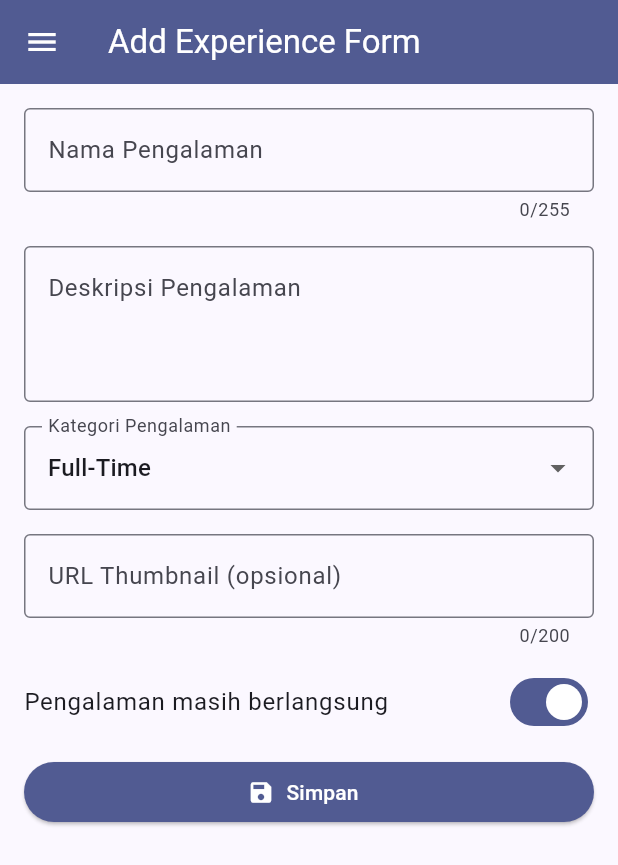
After one commit to RaihannD/myportofolio_mobile, a Flutter app: the screen it shows after launch, in the side drawer, after a tap on "Add Experience", on a phone screen of 412 x 824 dp. The commit adds this screen. Shown: the top 865 px of the screen. Run offline on Flutter 3.47's test engine with Material 3 defaults, Android fonts, the phone set to English and light mode, and no system bars.

Commit message:
feat: add experience form and navigation

```diff
--- /dev/null
+++ b/lib/screens/experience_form.dart
@@ -0,0 +1,306 @@
+import 'package:flutter/material.dart';
+import 'package:myportofolio_mobile/screens/project_form.dart';
+import 'package:myportofolio_mobile/widgets/left_drawer.dart';
+
+class ExperienceFormPage extends StatefulWidget {
+  const ExperienceFormPage({super.key});
+
+  @override
+  State<ExperienceFormPage> createState() => _ExperienceFormPageState();
+}
+
+class _ExperienceFormPageState extends State<ExperienceFormPage> {
+  static const String _defaultCategory = 'full-time';
+  static const Map<String, String> _categories = {
+    'internship': 'Internship',
+    'research': 'Research',
+    'volunteer': 'Volunteer',
+    'part-time': 'Part-Time',
+    'full-time': 'Full-Time',
+    'freelance': 'Freelance',
+  };
+
+  final _formKey = GlobalKey<FormState>();
+  final _endedAtController = TextEditingController();
+
+  String _title = '';
+  String _description = '';
+  String _category = _defaultCategory;
+  String _thumbnailUrl = '';
+  DateTime? _endedAt;
+  bool _isOngoing = true;
+  bool _dismissedIncomingSnackBar = false;
+
+  @override
+  void didChangeDependencies() {
+    super.didChangeDependencies();
+
+    if (_dismissedIncomingSnackBar) return;
+    _dismissedIncomingSnackBar = true;
+    WidgetsBinding.instance.addPostFrameCallback((_) {
+      if (mounted) {
+        ScaffoldMessenger.of(context).hideCurrentSnackBar();
+      }
+    });
+  }
+
+  @override
+  void dispose() {
+    _endedAtController.dispose();
+    super.dispose();
+  }
+
+  Future<void> _selectEndDate() async {
+    final today = DateTime.now();
+    final selectedDate = await showDatePicker(
+      context: context,
+      initialDate: _endedAt ?? today,
+      firstDate: DateTime(1900),
+      lastDate: today,
+      helpText: 'Pilih tanggal berakhir',
+    );
+
+    if (selectedDate == null || !mounted) return;
+
+    setState(() {
+      _endedAt = DateTime(
+        selectedDate.year,
+        selectedDate.month,
+        selectedDate.day,
+      );
+      _endedAtController.text = MaterialLocalizations.of(context)
+          .formatMediumDate(_endedAt!);
+    });
+  }
+
+  String _categoryLabel(String value) => _categories[value] ?? value;
+
+  void _saveExperience() {
+    final form = _formKey.currentState;
+    if (form == null || !form.validate()) return;
+
+    form.save();
+    showDialog<void>(
+      context: context,
+      builder: (dialogContext) => AlertDialog(
+        title: const Text('Experience Saved'),
+        content: SingleChildScrollView(
+          child: Column(
+            crossAxisAlignment: CrossAxisAlignment.start,
+            mainAxisSize: MainAxisSize.min,
+            children: [
+              Text('Experience: $_title'),
+              const SizedBox(height: 8),
+              Text('Description: $_description'),
+              const SizedBox(height: 8),
+              Text('Category: ${_categoryLabel(_category)}'),
+              const SizedBox(height: 8),
+              Text('Thumbnail: ${_thumbnailUrl.isEmpty ? '—' : _thumbnailUrl}'),
+              const SizedBox(height: 8),
+              Text(
+                _isOngoing
+                    ? 'Status: Ongoing'
+                    : 'Ended: ${_endedAtController.text}',
+              ),
+            ],
+          ),
+        ),
+        actions: [
+          TextButton(
+            onPressed: () => Navigator.pop(dialogContext),
+            child: const Text('OK'),
+          ),
+        ],
+      ),
+    );
+  }
+
+  @override
+  Widget build(BuildContext context) {
+    return Scaffold(
+      appBar: AppBar(
+        title: const Text('Add Experience Form'),
+        backgroundColor: Theme.of(context).colorScheme.primary,
+        foregroundColor: Colors.white,
+      ),
+      drawer: LeftDrawer(
+        onHomeTap: () => Navigator.pop(context),
+        onAddProjectTap: () {
+          Navigator.pushReplacement(
+            context,
+            MaterialPageRoute<void>(
+              builder: (context) => const ProjectFormPage(),
+            ),
+          );
+        },
+        onAddExperienceTap: () {
+          Navigator.pushReplacement(
+            context,
+            MaterialPageRoute<void>(
+              builder: (context) => const ExperienceFormPage(),
+            ),
+          );
+        },
+      ),
+      body: Form(
+        key: _formKey,
+        child: SingleChildScrollView(
+          padding: const EdgeInsets.fromLTRB(8, 8, 8, 24),
+          child: Column(
+            crossAxisAlignment: CrossAxisAlignment.stretch,
+            children: [
+              Padding(
+                padding: const EdgeInsets.all(8),
+                child: TextFormField(
+                  maxLength: 255,
+                  textCapitalization: TextCapitalization.sentences,
+                  decoration: const InputDecoration(
+                    labelText: 'Nama Pengalaman',
+                    hintText: 'Contoh: Asisten Laboratorium',
+                    border: OutlineInputBorder(),
+                  ),
+                  onSaved: (value) => _title = value?.trim() ?? '',
+                  validator: (value) {
+                    final title = value?.trim() ?? '';
+                    if (title.isEmpty) {
+                      return 'Nama pengalaman tidak boleh kosong!';
+                    }
+                    if (title.length > 255) {
+                      return 'Nama pengalaman maksimal 255 karakter.';
+                    }
+                    return null;
+                  },
+                ),
+              ),
+              Padding(
+                padding: const EdgeInsets.all(8),
+                child: TextFormField(
+                  minLines: 3,
+                  maxLines: 5,
+                  textCapitalization: TextCapitalization.sentences,
+                  decoration: const InputDecoration(
+                    labelText: 'Deskripsi Pengalaman',
+                    hintText: 'Ceritakan tanggung jawab atau pencapaianmu',
+                    border: OutlineInputBorder(),
+                    alignLabelWithHint: true,
+                  ),
+                  onSaved: (value) => _description = value?.trim() ?? '',
+                  validator: (value) {
+                    if (value == null || value.trim().isEmpty) {
+                      return 'Deskripsi pengalaman tidak boleh kosong!';
+                    }
+                    return null;
+                  },
+                ),
+              ),
+              Padding(
+                padding: const EdgeInsets.all(8),
+                child: DropdownButtonFormField<String>(
+                  initialValue: _defaultCategory,
+                  decoration: const InputDecoration(
+                    labelText: 'Kategori Pengalaman',
+                    border: OutlineInputBorder(),
+                  ),
+                  items: _categories.entries
+                      .map(
+                        (entry) => DropdownMenuItem<String>(
+                          value: entry.key,
+                          child: Text(entry.value),
+                        ),
+                      )
+                      .toList(),
+                  onChanged: (value) {
+                    if (value != null) setState(() => _category = value);
+                  },
+                  validator: (value) => value == null || value.isEmpty
+                      ? 'Pilih kategori pengalaman.'
+                      : null,
+                ),
+              ),
+              Padding(
+                padding: const EdgeInsets.all(8),
+                child: TextFormField(
+                  maxLength: 200,
+                  keyboardType: TextInputType.url,
+                  decoration: const InputDecoration(
+                    labelText: 'URL Thumbnail (opsional)',
+                    hintText: 'https://example.com/image.jpg',
+                    border: OutlineInputBorder(),
+                  ),
+                  onSaved: (value) => _thumbnailUrl = value?.trim() ?? '',
+                  validator: (value) {
+                    final url = value?.trim() ?? '';
+                    if (url.isEmpty) return null;
+                    if (url.length > 200) {
+                      return 'URL thumbnail maksimal 200 karakter.';
+                    }
+
+                    final uri = Uri.tryParse(url);
+                    if (uri == null ||
+                        !uri.hasScheme ||
+                        !{'http', 'https'}.contains(uri.scheme) ||
+                        uri.host.isEmpty) {
+                      return 'Masukkan URL valid yang diawali http:// atau https://.';
+                    }
+                    return null;
+                  },
+                ),
+              ),
+              SwitchListTile.adaptive(
+                contentPadding: const EdgeInsets.symmetric(horizontal: 8),
+                title: const Text('Pengalaman masih berlangsung'),
+                value: _isOngoing,
+                onChanged: (isOngoing) {
+                  setState(() {
+                    _isOngoing = isOngoing;
+                    if (isOngoing) {
+                      _endedAt = null;
+                      _endedAtController.clear();
+                    }
+                  });
+                },
+              ),
+              if (!_isOngoing)
+                Padding(
+                  padding: const EdgeInsets.all(8),
+                  child: TextFormField(
+                    controller: _endedAtController,
+                    readOnly: true,
+                    decoration: InputDecoration(
+                      labelText: 'Tanggal Berakhir',
+                      hintText: 'Pilih tanggal berakhir',
+                      border: const OutlineInputBorder(),
+                      suffixIcon: IconButton(
+                        tooltip: 'Pilih tanggal',
+                        onPressed: _selectEndDate,
+                        icon: const Icon(Icons.calendar_today),
+                      ),
+                    ),
+                    onTap: _selectEndDate,
+                    validator: (value) => _endedAt == null
+                        ? 'Pilih tanggal berakhir atau tandai masih berlangsung.'
+                        : null,
+                  ),
+                ),
+              Padding(
+                padding: const EdgeInsets.all(8),
+                child: SizedBox(
+                  width: double.infinity,
+                  child: ElevatedButton.icon(
+                    onPressed: _saveExperience,
+                    icon: const Icon(Icons.save),
+                    label: const Text('Simpan'),
+                    style: ElevatedButton.styleFrom(
+                      backgroundColor: Theme.of(context).colorScheme.primary,
+                      foregroundColor: Colors.white,
+                    ),
+                  ),
+                ),
+              ),
+            ],
+          ),
+        ),
+      ),
+    );
+  }
+}
--- a/lib/screens/menu.dart
+++ b/lib/screens/menu.dart
@@ -1,5 +1,6 @@
 import 'package:flutter/material.dart';
 import 'package:myportofolio_mobile/widgets/left_drawer.dart';
+import 'package:myportofolio_mobile/screens/experience_form.dart';
 import 'package:myportofolio_mobile/screens/project_form.dart';
 import 'package:myportofolio_mobile/widgets/project_card.dart';
 
@@ -46,6 +47,14 @@ class MyHomePage extends StatelessWidget {
             ),
           );
         },
+        onAddExperienceTap: () {
+          Navigator.push(
+            context,
+            MaterialPageRoute<void>(
+              builder: (context) => const ExperienceFormPage(),
+            ),
+          );
+        },
       ),
       // Body halaman utama dengan padding di sekelilingnya.
       body: SingleChildScrollView(
@@ -87,7 +96,9 @@ class MyHomePage extends StatelessWidget {
                     padding: const EdgeInsets.all(20),
                     crossAxisSpacing: 10,
                     mainAxisSpacing: 10,
-                    crossAxisCount: 3,
+                    crossAxisCount: MediaQuery.sizeOf(context).width < 360
+                        ? 2
+                        : 3,
                     shrinkWrap: true,
                     physics: const NeverScrollableScrollPhysics(),
                     children: items.map((ItemHomepage item) {
--- a/lib/widgets/left_drawer.dart
+++ b/lib/widgets/left_drawer.dart
@@ -5,10 +5,12 @@ class LeftDrawer extends StatelessWidget {
     super.key,
     required this.onHomeTap,
     required this.onAddProjectTap,
+    required this.onAddExperienceTap,
   });
 
   final VoidCallback onHomeTap;
   final VoidCallback onAddProjectTap;
+  final VoidCallback onAddExperienceTap;
 
   @override
   Widget build(BuildContext context) {
@@ -58,6 +60,14 @@ class LeftDrawer extends StatelessWidget {
               onAddProjectTap();
             },
           ),
+          ListTile(
+            leading: const Icon(Icons.work_history_outlined),
+            title: const Text('Add Experience'),
+            onTap: () {
+              Navigator.pop(context);
+              onAddExperienceTap();
+            },
+          ),
         ],
       ),
     );
```
Also changed, not shown: lib/screens/project_form.dart (+9 -0 lines), lib/widgets/project_card.dart (+8 -0 lines).
